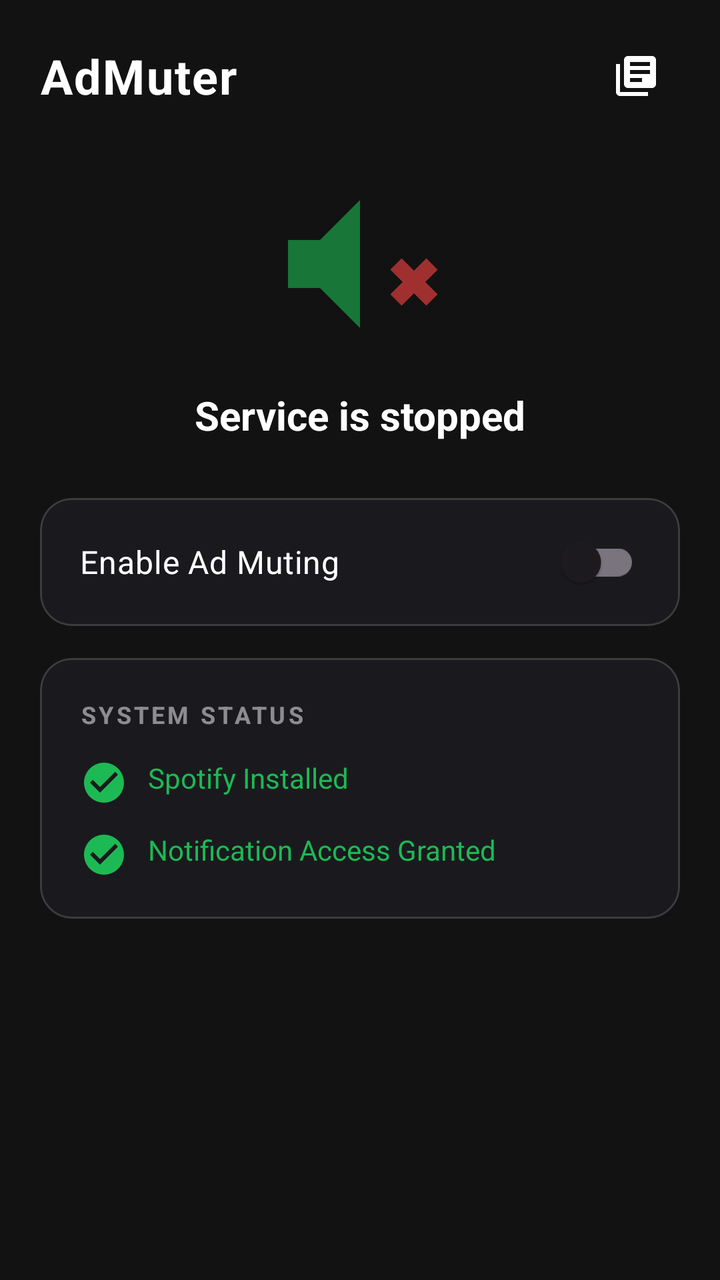
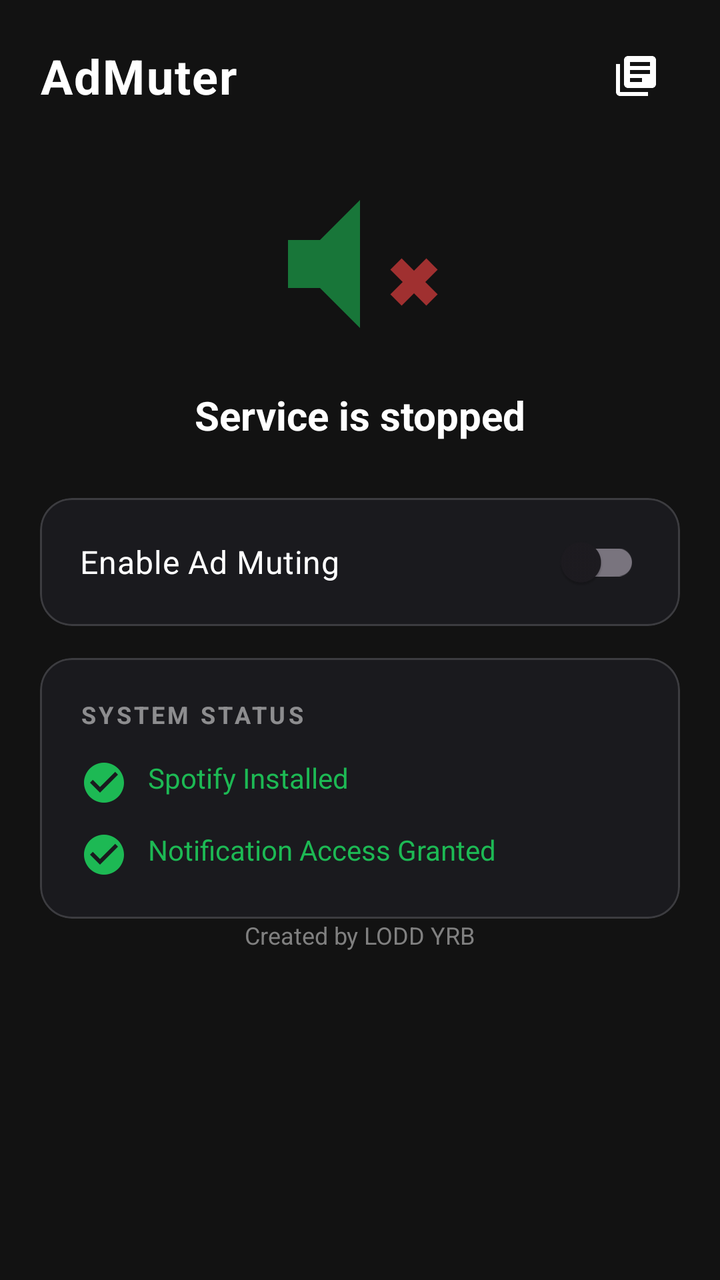

Screens rendered from an Android XML layout before and after an edit, with the pre-edit source and the edit as a unified diff.
<!-- AndroidManifest.xml: application theme Theme.AdMuter -->
<!-- res/layout/activity_main_minimal.xml -->
<?xml version="1.0" encoding="utf-8"?>
<ScrollView xmlns:android="http://schemas.android.com/apk/res/android"
    xmlns:app="http://schemas.android.com/apk/res-auto"
    android:id="@+id/root"
    android:layout_width="match_parent"
    android:layout_height="match_parent"
    android:background="@color/dark_background"
    android:fillViewport="true"
    android:fitsSystemWindows="true">

    <LinearLayout
        android:layout_width="match_parent"
        android:layout_height="wrap_content"
        android:orientation="vertical"
        android:paddingStart="20dp"
        android:paddingTop="16dp"
        android:paddingEnd="20dp"
        android:paddingBottom="28dp">

        
        <LinearLayout
            android:layout_width="match_parent"
            android:layout_height="wrap_content"
            android:gravity="center_vertical"
            android:orientation="horizontal">

            <TextView
                android:id="@+id/appTitle"
                android:layout_width="0dp"
                android:layout_height="wrap_content"
                android:layout_weight="1"
                android:letterSpacing="0.03"
                android:text="@string/app_name"
                android:textColor="@android:color/white"
                android:textSize="24sp"
                android:textStyle="bold" />

            
            <ImageButton
                android:id="@+id/btnDebugLogs"
                android:layout_width="44dp"
                android:layout_height="44dp"
                android:background="?attr/selectableItemBackgroundBorderless"
                android:contentDescription="Debug Logs"
                android:padding="10dp"
                android:src="@drawable/ic_list"
                app:tint="@android:color/white" />
        </LinearLayout>

        
        <LinearLayout
            android:layout_width="match_parent"
            android:layout_height="wrap_content"
            android:layout_marginTop="24dp"
            android:gravity="center_horizontal"
            android:orientation="vertical">

            <ImageView
                android:id="@+id/statusIcon"
                android:layout_width="96dp"
                android:layout_height="96dp"
                android:alpha="0.6"
                android:contentDescription="@string/app_name"
                android:src="@drawable/ic_mute" />

            <TextView
                android:id="@+id/statusText"
                android:layout_width="wrap_content"
                android:layout_height="wrap_content"
                android:layout_marginTop="14dp"
                android:text="Service is stopped"
                android:textColor="@android:color/white"
                android:textSize="20sp"
                android:textStyle="bold" />
        </LinearLayout>

        
        <com.google.android.material.card.MaterialCardView
            android:layout_width="match_parent"
            android:layout_height="wrap_content"
            android:layout_marginTop="28dp"
            app:cardBackgroundColor="#FF1A1A1E"
            app:cardCornerRadius="16dp"
            app:cardElevation="0dp"
            app:strokeColor="#26FFFFFF"
            app:strokeWidth="1dp">

            <com.google.android.material.switchmaterial.SwitchMaterial
                android:id="@+id/switchEnable"
                android:layout_width="match_parent"
                android:layout_height="wrap_content"
                android:checked="false"
                android:minHeight="64dp"
                android:paddingHorizontal="20dp"
                android:paddingVertical="12dp"
                android:text="@string/toggle_label"
                android:textColor="@android:color/white"
                android:textSize="16sp" />
        </com.google.android.material.card.MaterialCardView>

        
        <TextView
            android:id="@+id/crashInfoText"
            android:layout_width="match_parent"
            android:layout_height="wrap_content"
            android:layout_marginTop="12dp"
            android:background="#33FF4444"
            android:padding="12dp"
            android:textColor="#FFFF4444"
            android:textSize="11sp"
            android:visibility="gone" />

        
        <com.google.android.material.card.MaterialCardView
            android:layout_width="match_parent"
            android:layout_height="wrap_content"
            android:layout_marginTop="16dp"
            app:cardBackgroundColor="#FF1A1A1E"
            app:cardCornerRadius="16dp"
            app:cardElevation="0dp"
            app:strokeColor="#26FFFFFF"
            app:strokeWidth="1dp">

            <LinearLayout
                android:layout_width="match_parent"
                android:layout_height="wrap_content"
                android:orientation="vertical"
                android:padding="20dp">

                <TextView
                    android:layout_width="wrap_content"
                    android:layout_height="wrap_content"
                    android:letterSpacing="0.12"
                    android:text="SYSTEM STATUS"
                    android:textColor="#80FFFFFF"
                    android:textSize="12sp"
                    android:textStyle="bold" />

                <TextView
                    android:id="@+id/spotifyStatusText"
                    android:layout_width="match_parent"
                    android:layout_height="wrap_content"
                    android:layout_marginTop="14dp"
                    android:drawableStart="@drawable/ic_check"
                    android:drawablePadding="10dp"
                    android:text="Spotify Installed"
                    android:textColor="@color/spotify_green"
                    android:textSize="14sp" />

                <TextView
                    android:id="@+id/detectionStatusText"
                    android:layout_width="match_parent"
                    android:layout_height="wrap_content"
                    android:layout_marginTop="12dp"
                    android:drawableStart="@drawable/ic_check"
                    android:drawablePadding="10dp"
                    android:text="Notification Access Granted"
                    android:textColor="@color/spotify_green"
                    android:textSize="14sp" />
            </LinearLayout>
        </com.google.android.material.card.MaterialCardView>

        
        <LinearLayout
            android:id="@+id/layoutSetupInstructions"
            android:layout_width="match_parent"
            android:layout_height="wrap_content"
            android:layout_marginTop="24dp"
            android:orientation="vertical"
            android:visibility="gone">

            
            <TextView
                android:id="@+id/setupHeader"
                android:layout_width="wrap_content"
                android:layout_height="wrap_content"
                android:background="?attr/selectableItemBackground"
                android:drawableStart="@drawable/ic_bell"
                android:drawablePadding="8dp"
                android:padding="8dp"
                android:text="Setup Instructions  ▾"
                android:textColor="@color/spotify_green"
                android:textSize="15sp"
                android:textStyle="bold" />

            <LinearLayout
                android:id="@+id/layoutSetupBody"
                android:layout_width="match_parent"
                android:layout_height="wrap_content"
                android:orientation="vertical"
                android:paddingStart="12dp">

                
                <TextView
                    android:id="@+id/method1Title"
                    android:layout_width="match_parent"
                    android:layout_height="wrap_content"
                    android:layout_marginTop="12dp"
                    android:text="Method 1: Notification Access"
                    android:textColor="@color/spotify_green"
                    android:textSize="13sp"
                    android:textStyle="bold" />

                <TextView
                    android:id="@+id/method1Desc"
                    android:layout_width="match_parent"
                    android:layout_height="wrap_content"
                    android:layout_marginTop="4dp"
                    android:text="Settings > Apps > Special Access > Notification Access > Enable AdMuter"
                    android:textColor="#CCFFFFFF"
                    android:textSize="11sp" />

                <Button
                    android:id="@+id/btnNotificationSettings"
                    android:layout_width="match_parent"
                    android:layout_height="38dp"
                    android:layout_marginTop="8dp"
                    android:text="Open Notification Settings"
                    android:textSize="11sp"
                    app:icon="@drawable/ic_bell"
                    app:iconGravity="textStart"
                    app:iconPadding="6dp" />

                
                <TextView
                    android:id="@+id/method2Title"
                    android:layout_width="match_parent"
                    android:layout_height="wrap_content"
                    android:layout_marginTop="16dp"
                    android:text="Method 2: Spotify Broadcast"
                    android:textColor="#FFFFFF"
                    android:textSize="13sp"
                    android:textStyle="bold" />

                <TextView
                    android:id="@+id/method2Desc"
                    android:layout_width="match_parent"
                    android:layout_height="wrap_content"
                    android:layout_marginTop="4dp"
                    android:text="Spotify Settings > Playback > Device Broadcast Status ON"
                    android:textColor="#CCFFFFFF"
                    android:textSize="11sp" />

                <Button
                    android:id="@+id/btnOpenSpotify"
                    android:layout_width="match_parent"
                    android:layout_height="38dp"
                    android:layout_marginTop="8dp"
                    android:text="Open Spotify"
                    android:textSize="11sp"
                    app:icon="@drawable/ic_radio"
                    app:iconGravity="textStart"
                    app:iconPadding="6dp" />
            </LinearLayout>
        </LinearLayout>

    </LinearLayout>
</ScrollView>
<!-- resources referenced by this layout -->
<resources>
  <color name="dark_background">#FF121212</color>
  <color name="spotify_green">#FF1DB954</color>
  <!-- drawable ic_bell (drawable) -->
  <?xml version="1.0" encoding="utf-8"?>
  <vector xmlns:android="http://schemas.android.com/apk/res/android"
      android:width="24dp"
      android:height="24dp"
      android:viewportWidth="24"
      android:viewportHeight="24">
      <path
          android:fillColor="#FF1DB954"
          android:pathData="M12,22c1.1,0 2,-0.9 2,-2h-4c0,1.1 0.89,2 2,2zM18,16v-5c0,-3.07 -1.64,-5.64 -4.5,-6.32V4c0,-0.83 -0.67,-1.5 -1.5,-1.5s-1.5,0.67 -1.5,1.5v0.68C7.63,5.36 6,7.92 6,11v5l-2,2v1h16v-1l-2,-2z"/>
  </vector>
  <!-- drawable ic_check (drawable) -->
  <?xml version="1.0" encoding="utf-8"?>
  <vector xmlns:android="http://schemas.android.com/apk/res/android"
      android:width="24dp"
      android:height="24dp"
      android:viewportWidth="24"
      android:viewportHeight="24">
      <path
          android:fillColor="#FF1DB954"
          android:pathData="M12,2C6.48,2 2,6.48 2,12s4.48,10 10,10 10,-4.48 10,-10S17.52,2 12,2zM10,17l-5,-5 1.41,-1.41L10,14.17l7.59,-7.59L19,8l-9,9z"/>
  </vector>
  <!-- drawable ic_list (drawable) -->
  <?xml version="1.0" encoding="utf-8"?>
  <vector xmlns:android="http://schemas.android.com/apk/res/android"
      android:width="24dp"
      android:height="24dp"
      android:viewportWidth="24"
      android:viewportHeight="24">
      <path
          android:fillColor="#FFFFFFFF"
          android:pathData="M4,6H2v14c0,1.1 0.9,2 2,2h14v-2H4V6zM20,2H8C6.9,2 6,2.9 6,4v12c0,1.1 0.9,2 2,2h12c1.1,0 2,-0.9 2,-2V4C22,2.9 21.1,2 20,2zM19,11H9V9h10V11zM15,15H9v-2h6V15zM19,7H9V5h10V7z"/>
  </vector>
  <!-- drawable ic_mute (drawable) -->
  <?xml version="1.0" encoding="utf-8"?>
  <vector xmlns:android="http://schemas.android.com/apk/res/android"
      android:width="48dp"
      android:height="48dp"
      android:viewportWidth="24"
      android:viewportHeight="24">
      
      <path
          android:fillColor="#FF1DB954"
          android:pathData="M3,9v6h4l5,5V4L7,9H3z" />
      
      <path
          android:strokeColor="#FFFF4444"
          android:strokeWidth="2"
          android:pathData="M16.5,12L21,16.5M21,12L16.5,16.5" />
  </vector>
  <!-- drawable ic_radio (drawable) -->
  <?xml version="1.0" encoding="utf-8"?>
  <vector xmlns:android="http://schemas.android.com/apk/res/android"
      android:width="24dp"
      android:height="24dp"
      android:viewportWidth="24"
      android:viewportHeight="24">
      <path
          android:fillColor="#FFFFFFFF"
          android:pathData="M3.24,6.15C2.51,6.43 2,7.17 2,8v12c0,1.1 0.9,2 2,2h16c1.1,0 2,-0.9 2,-2V8c0,-1.1 -0.9,-2 -2,-2H8.3l8.26,-3.34L15.88,1 3.24,6.15zM7,20c-1.66,0 -3,-1.34 -3,-3s1.34,-3 3,-3 3,1.34 3,3 -1.34,3 -3,3zM13,12h-2v-2h2v2zM13,16h-2v-2h2v2zM17,20c-1.66,0 -3,-1.34 -3,-3s1.34,-3 3,-3 3,1.34 3,3 -1.34,3 -3,3z"/>
  </vector>
  <string name="app_name">AdMuter</string>
  <string name="toggle_label">Enable Ad Muting</string>
  <style name="Theme.AdMuter" parent="Theme.Material3.DayNight.NoActionBar">
          <item name="colorPrimary">@color/spotify_green</item>
          <item name="colorOnPrimary">@color/black</item>
          <item name="android:statusBarColor">@color/spotify_green_dark</item>
      </style>
  <color name="black">#FF000000</color>
  <color name="spotify_green_dark">#FF169C46</color>
</resources>

<!-- the commit's change to res/layout/activity_main_minimal.xml (unified diff, before → after) -->
@@ -254,5 +254,16 @@
             </LinearLayout>
         </LinearLayout>
 
+        
+        <TextView
+            android:id="@+id/tvFooter"
+            android:layout_width="wrap_content"
+            android:layout_height="wrap_content"
+            android:layout_gravity="center_horizontal"
+            android:layout_marginBottom="16dp"
+            android:text="Created by LODD YRB"
+            android:textColor="#808080"
+            android:textSize="12sp" />
+
     </LinearLayout>
 </ScrollView>
